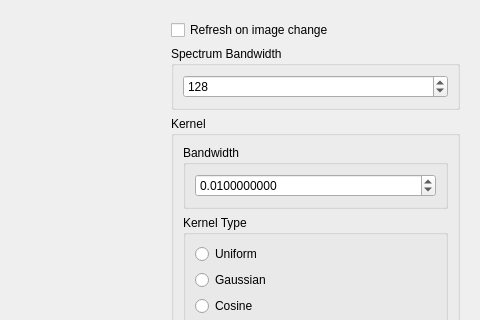
Qt form source/modules/histogram/HistogramWidget.ui (josefkoller/ambient_image_processor) before a commit; both pictures show x 163 to 643 and y 0 to 320 of the 643 by 621 pixel window.
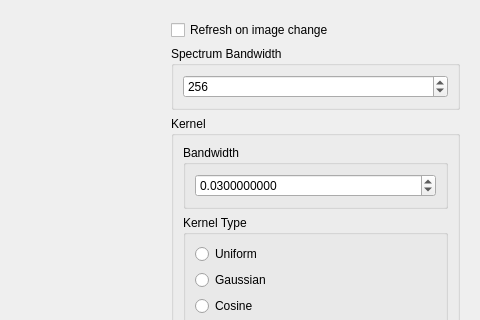
The same form after that commit. Custom widgets are drawn as their Qt base class.

Commit message: set default histogram class number to 256

Diff of the .ui file:
```diff
--- a/source/modules/histogram/HistogramWidget.ui
+++ b/source/modules/histogram/HistogramWidget.ui
@@ -89,7 +89,7 @@
             <number>100000</number>
            </property>
            <property name="value">
-            <number>128</number>
+            <number>256</number>
            </property>
           </widget>
          </item>
@@ -123,7 +123,7 @@
                <double>0.010000000000000</double>
               </property>
               <property name="value">
-               <double>0.010000000000000</double>
+               <double>0.030000000000000</double>
               </property>
              </widget>
             </item>
```
